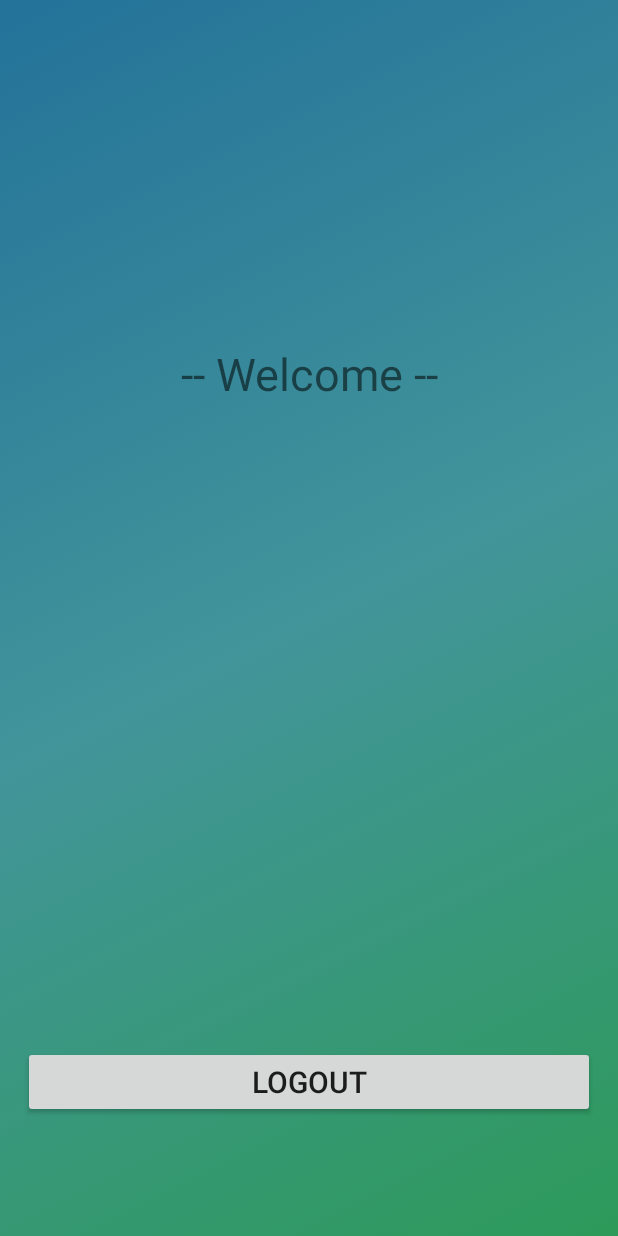
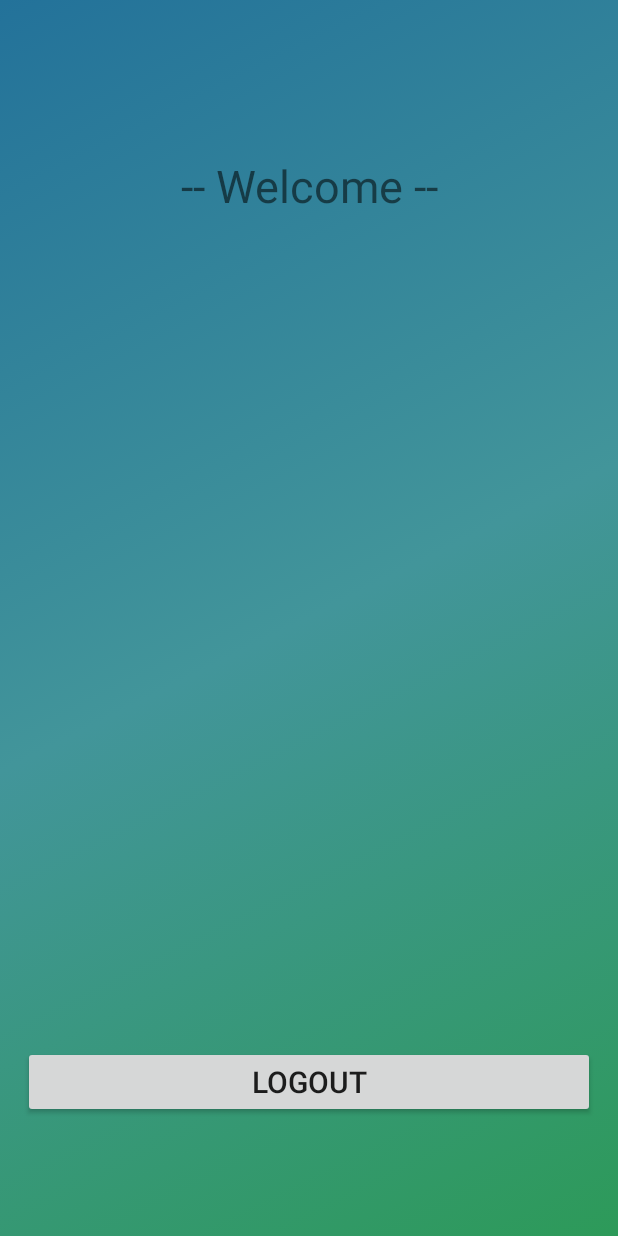
Before and after one commit to Manjunath-Akalawadi/Android_Login_SharedPreference, an Android app: the HomeActivity screen opened directly, with no data from a screen before it, on a phone screen of 412 x 824 dp. Run offline under Robolectric (Android 15) with nearby library versions, the phone set to English and light mode, and no system bars.

```diff
--- a/app/src/main/java/com/example/manju7/android_login_sharedpreference/HomeActivity.java
+++ b/app/src/main/java/com/example/manju7/android_login_sharedpreference/HomeActivity.java
@@ -17,6 +17,13 @@ public class HomeActivity extends Activity {
         super.onCreate(savedInstanceState);
         setContentView(R.layout.activity_home);
 
+        textView=(TextView)findViewById(R.id.textView1);
+
+        Intent intent = getIntent();
+        String result = intent.getStringExtra("MY_KEY");
+        textView.setText(result);
+
+
         logout=(Button)findViewById(R.id.logout);
 
         logout.setOnClickListener(new View.OnClickListener() {
@@ -31,5 +38,7 @@ public class HomeActivity extends Activity {
                 finish();   //finish current activity
             }
         });
+
+
     }
 }
--- a/app/src/main/res/layout/activity_home.xml
+++ b/app/src/main/res/layout/activity_home.xml
@@ -17,7 +17,7 @@
         android:layout_height="wrap_content"
         android:layout_alignParentTop="true"
         android:layout_centerHorizontal="true"
-        android:layout_marginTop="213dp"
+        android:layout_marginTop="88dp"
         android:gravity="center"
         android:text="-- Welcome --"
         android:textSize="30dp" />
@@ -32,4 +32,14 @@
         android:text="Logout"
         android:textSize="20dp" />
 
+    <TextView
+        android:id="@+id/textView1"
+        android:layout_width="wrap_content"
+        android:layout_height="wrap_content"
+        android:layout_alignParentTop="true"
+        android:layout_centerHorizontal="true"
+        android:layout_marginTop="210dp"
+        android:text="TextView"
+        android:textSize="40dp" />
+
 </RelativeLayout>
--- a/app/src/main/res/values/strings.xml
+++ b/app/src/main/res/values/strings.xml
@@ -1,3 +1,3 @@
 <resources>
-    <string name="app_name">Android_Login_SharedPreference</string>
+    <string name="app_name">Login</string>
 </resources>
```
Also changed, not shown: app/src/main/java/com/example/manju7/android_login_sharedpreference/MainActivity.java (+8 -1 lines).
